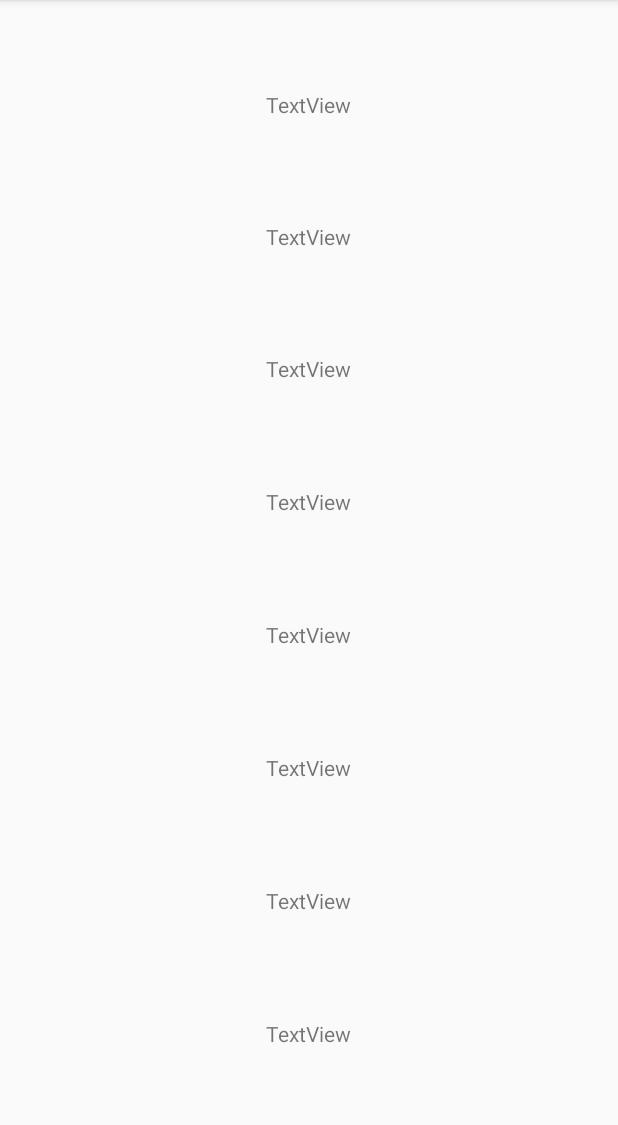
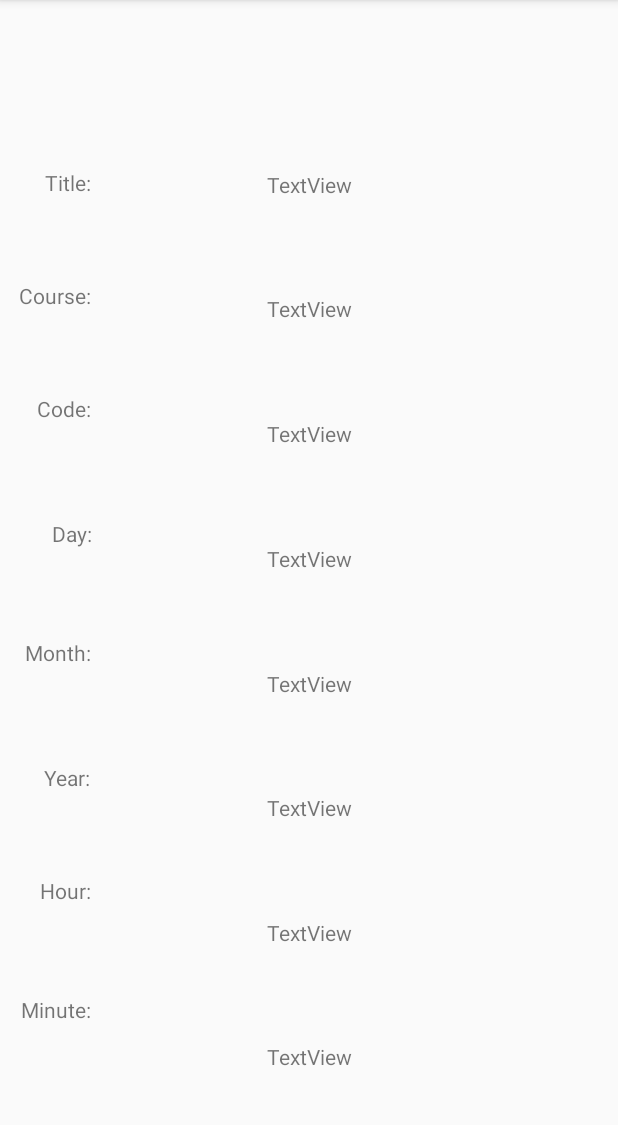
Before and after one commit to Trev32198/schedule_sync_client, an Android app: the ExpandZoomEvent screen opened directly, with no data from a screen before it, on a phone screen of 412 x 824 dp, the part 84-1209 px from its top. Run offline under Robolectric (Android 15) with nearby library versions, the phone set to English and light mode, and no system bars; 8 statements that could not run were skipped.

Commit message:
Zoom Events Implemented

```diff
--- a/app/src/main/res/layout/activity_expand_zoom_event.xml
+++ b/app/src/main/res/layout/activity_expand_zoom_event.xml
@@ -1,11 +1,11 @@
 <?xml version="1.0" encoding="utf-8"?>
-<LinearLayout xmlns:android="http://schemas.android.com/apk/res/android"
+<androidx.constraintlayout.widget.ConstraintLayout xmlns:android="http://schemas.android.com/apk/res/android"
     xmlns:app="http://schemas.android.com/apk/res-auto"
     xmlns:tools="http://schemas.android.com/tools"
+    android:id="@+id/linearLayout"
     android:layout_width="match_parent"
     android:layout_height="match_parent"
     android:layout_marginTop="60dp"
-    android:orientation="vertical"
     android:gravity="center"
     tools:context=".ExpandZoomEvent">
 
@@ -13,59 +13,183 @@
     <TextView
         android:id="@+id/zoomTitle"
         android:layout_width="wrap_content"
-        android:layout_height="wrap_content"
-        android:layout_weight="1"
-        android:gravity="left"
-        android:text="TextView" />
+        android:layout_height="40dp"
+        android:gravity="center"
+        android:text="TextView"
+        app:layout_constraintBottom_toTopOf="@+id/zoomCourse"
+        app:layout_constraintEnd_toEndOf="parent"
+        app:layout_constraintStart_toStartOf="parent"
+        app:layout_constraintTop_toTopOf="parent" />
 
     <TextView
         android:id="@+id/zoomCourse"
         android:layout_width="wrap_content"
-        android:layout_height="wrap_content"
-        android:layout_weight="1"
-        android:text="TextView" />
+        android:layout_height="40dp"
+        android:text="TextView"
+        android:gravity="center"
+        app:layout_constraintBottom_toTopOf="@+id/zoomCode"
+        app:layout_constraintStart_toStartOf="@+id/zoomTitle"
+        app:layout_constraintTop_toBottomOf="@+id/zoomTitle" />
 
     <TextView
         android:id="@+id/zoomCode"
         android:layout_width="wrap_content"
-        android:layout_height="wrap_content"
-        android:layout_weight="1"
-        android:text="TextView" />
+        android:layout_height="40dp"
+        android:layout_marginBottom="83dp"
+        android:gravity="center"
+        android:text="TextView"
+        app:layout_constraintBottom_toTopOf="@+id/zoomDay"
+        app:layout_constraintStart_toStartOf="@+id/zoomCourse"
+        app:layout_constraintTop_toBottomOf="@+id/zoomCourse" />
 
     <TextView
         android:id="@+id/zoomMonth"
         android:layout_width="wrap_content"
-        android:layout_height="wrap_content"
-        android:layout_weight="1"
-        android:text="TextView" />
+        android:layout_height="40dp"
+        android:gravity="center"
+        android:layout_marginTop="84dp"
+        android:layout_marginBottom="83dp"
+        android:text="TextView"
+        app:layout_constraintBottom_toBottomOf="@+id/zoomDay"
+        app:layout_constraintStart_toStartOf="@+id/zoomCode"
+        app:layout_constraintTop_toTopOf="@+id/zoomCode" />
 
     <TextView
         android:id="@+id/zoomDay"
         android:layout_width="wrap_content"
-        android:layout_height="wrap_content"
-        android:layout_weight="1"
-        android:text="TextView" />
+        android:layout_height="40dp"
+        android:gravity="center"
+        android:text="TextView"
+        app:layout_constraintBottom_toTopOf="@+id/zoomYear"
+        app:layout_constraintStart_toStartOf="@+id/zoomMonth"
+        app:layout_constraintTop_toBottomOf="@+id/zoomCode" />
 
     <TextView
         android:id="@+id/zoomYear"
         android:layout_width="wrap_content"
-        android:layout_height="wrap_content"
-        android:layout_weight="1"
-        android:text="TextView" />
+        android:layout_height="40dp"
+        android:gravity="center"
+        android:text="TextView"
+        app:layout_constraintBottom_toTopOf="@+id/zoomHour"
+        app:layout_constraintStart_toStartOf="@+id/zoomHour"
+        app:layout_constraintTop_toBottomOf="@+id/zoomDay" />
 
     <TextView
         android:id="@+id/zoomHour"
         android:layout_width="wrap_content"
-        android:layout_height="wrap_content"
-        android:layout_weight="1"
-        android:text="TextView" />
+        android:layout_height="40dp"
+        android:gravity="center"
+        android:text="TextView"
+        app:layout_constraintBottom_toTopOf="@+id/zoomMinute"
+        app:layout_constraintStart_toStartOf="@+id/zoomMinute"
+        app:layout_constraintTop_toBottomOf="@+id/zoomYear" />
 
     <TextView
         android:id="@+id/zoomMinute"
         android:layout_width="wrap_content"
+        android:layout_height="40dp"
+        android:gravity="center"
+        android:text="TextView"
+        app:layout_constraintBottom_toBottomOf="parent"
+        app:layout_constraintEnd_toEndOf="parent"
+        app:layout_constraintStart_toStartOf="parent"
+        app:layout_constraintTop_toBottomOf="@+id/zoomHour" />
+
+    <TextView
+        android:id="@+id/textView13"
+        android:layout_width="wrap_content"
         android:layout_height="wrap_content"
-        android:layout_weight="1"
-        android:text="TextView" />
+        android:layout_marginTop="52dp"
+        android:layout_marginEnd="117dp"
+        android:layout_marginRight="117dp"
+        android:gravity="center"
+        android:text="Title:"
+        app:layout_constraintEnd_toStartOf="@+id/zoomTitle"
+        app:layout_constraintTop_toTopOf="parent" />
+
+    <TextView
+        android:id="@+id/textView14"
+        android:layout_width="wrap_content"
+        android:layout_height="wrap_content"
+        android:layout_marginTop="56dp"
+        android:layout_marginEnd="117dp"
+        android:layout_marginRight="117dp"
+        android:gravity="center"
+        android:text="Course:"
+        app:layout_constraintEnd_toStartOf="@+id/zoomCourse"
+        app:layout_constraintTop_toBottomOf="@+id/textView13" />
+
+    <TextView
+        android:id="@+id/textView15"
+        android:layout_width="wrap_content"
+        android:layout_height="wrap_content"
+        android:layout_marginTop="56dp"
+        android:layout_marginEnd="117dp"
+        android:layout_marginRight="117dp"
+        android:gravity="center"
+        android:text="Code:"
+        app:layout_constraintEnd_toStartOf="@+id/zoomCode"
+        app:layout_constraintTop_toBottomOf="@+id/textView14" />
+
+    <TextView
+        android:id="@+id/textView16"
+        android:layout_width="wrap_content"
+        android:layout_height="wrap_content"
+        android:layout_marginTop="64dp"
+        android:layout_marginEnd="117dp"
+        android:layout_marginRight="117dp"
+        android:gravity="center"
+        android:text="Day:"
+        app:layout_constraintEnd_toStartOf="@+id/zoomMonth"
+        app:layout_constraintTop_toBottomOf="@+id/textView15" />
+
+    <TextView
+        android:id="@+id/textView17"
+        android:layout_width="wrap_content"
+        android:layout_height="wrap_content"
+        android:layout_marginTop="60dp"
+        android:layout_marginEnd="117dp"
+        android:layout_marginRight="117dp"
+        android:gravity="center"
+        android:text="Month:"
+        app:layout_constraintEnd_toStartOf="@+id/zoomDay"
+        app:layout_constraintTop_toBottomOf="@+id/textView16" />
+
+    <TextView
+        android:id="@+id/textView18"
+        android:layout_width="wrap_content"
+        android:layout_height="wrap_content"
+        android:layout_marginTop="64dp"
+        android:layout_marginEnd="117dp"
+        android:layout_marginRight="117dp"
+        android:gravity="center"
+        android:text="Year:"
+        app:layout_constraintEnd_toStartOf="@+id/zoomYear"
+        app:layout_constraintTop_toBottomOf="@+id/textView17" />
+
+    <TextView
+        android:id="@+id/textView19"
+        android:layout_width="wrap_content"
+        android:layout_height="wrap_content"
+        android:layout_marginTop="56dp"
+        android:layout_marginEnd="117dp"
+        android:layout_marginRight="117dp"
+        android:gravity="center"
+        android:text="Hour:"
+        app:layout_constraintEnd_toStartOf="@+id/zoomHour"
+        app:layout_constraintTop_toBottomOf="@+id/textView18" />
+
+    <TextView
+        android:id="@+id/textView20"
+        android:layout_width="wrap_content"
+        android:layout_height="wrap_content"
+        android:layout_marginTop="60dp"
+        android:layout_marginEnd="117dp"
+        android:layout_marginRight="117dp"
+        android:gravity="center"
+        android:text="Minute:"
+        app:layout_constraintEnd_toStartOf="@+id/zoomMinute"
+        app:layout_constraintTop_toBottomOf="@+id/textView19" />
 
 
-</LinearLayout>
+</androidx.constraintlayout.widget.ConstraintLayout>
```
